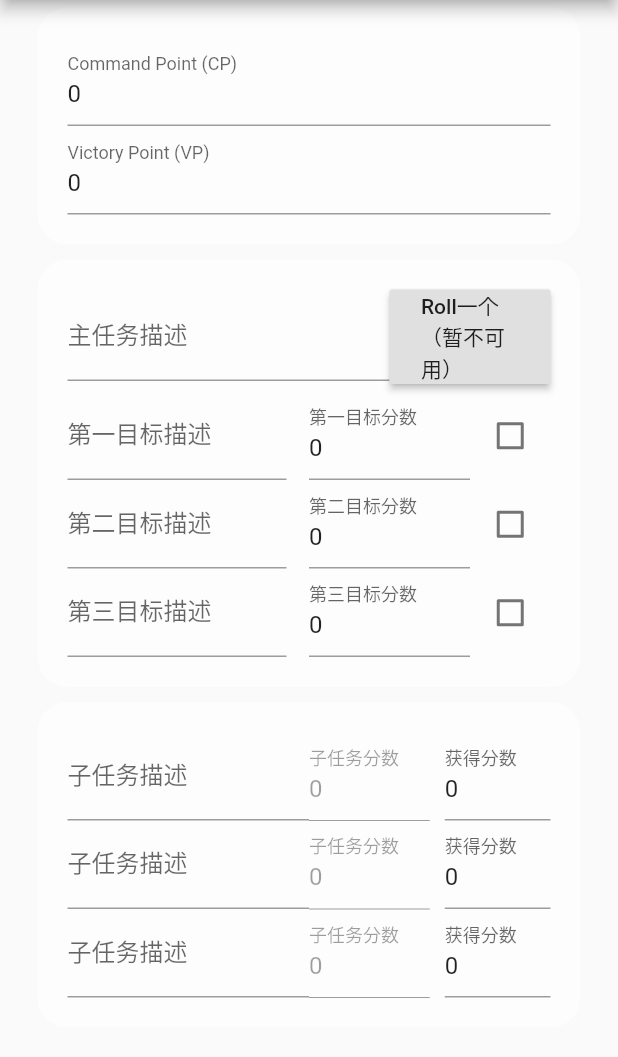
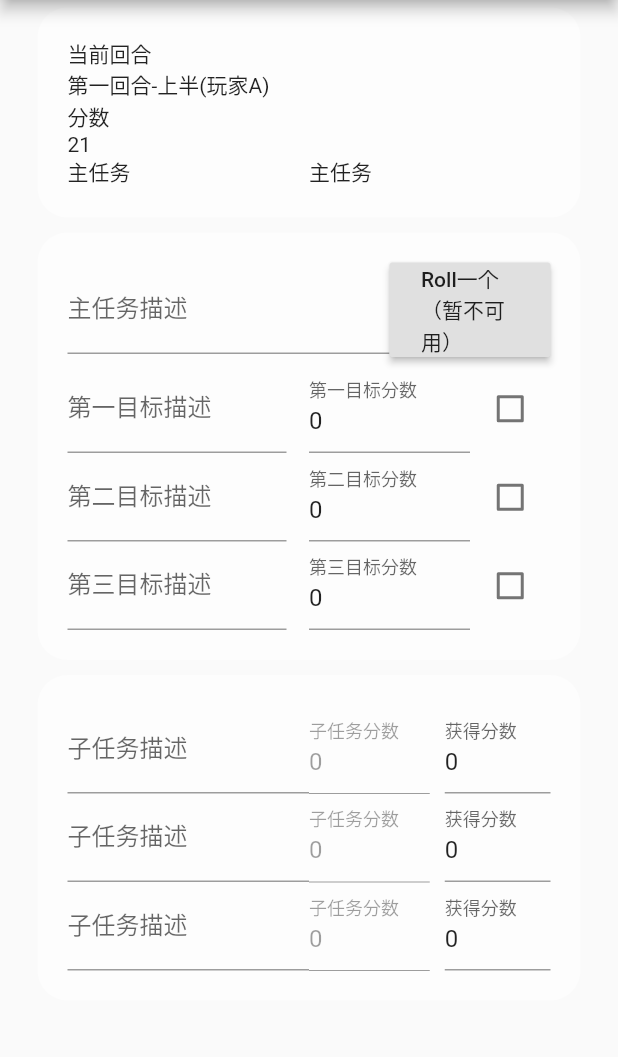
Before and after one commit to code38/scoreboard, a Flutter app: the screen it shows after launch, on a phone screen of 412 x 824 dp, the part 84-1141 px from its top. Run offline on Flutter 3.47's test engine with Material 2 defaults, Android fonts, the phone set to English and light mode, and no system bars.

Commit message:
回合制计分板:回合制计分板面板（未完成）

```diff
--- /dev/null
+++ b/lib/ScoreBoard.dart
@@ -0,0 +1,44 @@
+
+import 'package:flutter/material.dart';
+import 'package:scoreboard/TextFieldManager.dart';
+
+class ScoreBoard extends StatefulWidget{
+  TextFieldManager tfm;
+
+  ScoreBoard(TextFieldManager textFieldManager){
+    this.tfm = textFieldManager;
+  }
+
+  @override
+  State<StatefulWidget> createState() {
+    return _ScoreBoardState();
+  }
+}
+
+class _ScoreBoardState extends State<ScoreBoard>{
+  @override
+  Widget build(BuildContext context) {
+    return new Column(
+      children: [
+        new Row(
+          children: [new Text("当前回合")],
+        ),
+        new Row(
+          children: [new Text("第一回合-上半(玩家A)")],
+        ),
+        new Row(
+          children: [new Text("分数")],
+        ),
+        new Row(
+          children: [new Text("21")],
+        ),
+        new Row(
+          children: [
+            Expanded(child: new Text("主任务")),
+            Expanded(child: new Text("主任务"))
+          ],
+        )
+      ],
+    );
+  }
+}
--- a/lib/SubMission.dart
+++ b/lib/SubMission.dart
@@ -1,4 +1,3 @@
-import 'package:flutter/cupertino.dart';
 import 'package:flutter/material.dart';
 
 import 'TextFieldManager.dart';
--- a/lib/TextFieldManager.dart
+++ b/lib/TextFieldManager.dart
@@ -54,8 +54,9 @@ class TextFieldManager{
   bool if3rdSuccess() => the3rdTargetSuccess;
 
   void nextTurn(){
-    PlayerScore thisPlayer = null;
-    PlayerScore nextPlayer = null;
+    PlayerScore thisPlayer;
+    PlayerScore nextPlayer;
+
     if(turn != 11 && turn != 0){
       if(turn == 1 || turn % 2 == 1){
         thisPlayer = player1;
--- a/lib/main.dart
+++ b/lib/main.dart
@@ -1,4 +1,5 @@
 import 'package:flutter/material.dart';
+import 'package:scoreboard/ScoreBoard.dart';
 import 'package:scoreboard/TextFieldManager.dart';
 import 'MainMission.dart';
 import 'SubMission.dart';
@@ -19,6 +20,7 @@ class TotalState extends State<MyApp> {
   Widget build(BuildContext context) {
     MainMission mainMission = new MainMission(tfm);
     SubMission subMission = new SubMission(tfm);
+    ScoreBoard scoreBoard = new ScoreBoard(tfm);
 
     return new MaterialApp(
       title: '40K Score Board',
@@ -34,7 +36,21 @@ class TotalState extends State<MyApp> {
                   width: 400,
                   child: new ListView(
                     children: [
-                      new Padding(
+                      makeNewBoard(scoreBoard),
+                      makeNewBoard(mainMission),
+                      makeNewBoard(subMission)
+                    ],
+                  ),
+                ),
+              )
+          )
+      ),
+    );
+  }
+}
+
+Padding makeNewBoard(Widget widget){
+  return new Padding(
     padding: EdgeInsets.all(5),
     child: new Container(
       decoration: new BoxDecoration(
@@ -44,64 +60,9 @@ class TotalState extends State<MyApp> {
       child: new Padding(
         padding: EdgeInsets.all(20),
         child: new Column(
-                              children: [
-                                new Row(children: <Widget>[
-                                  Expanded(
-                                      flex: 2,
-                                      child: new TextField(
-                                          keyboardType: TextInputType.number,
-                                          controller: tfm.cpController,
-                                          decoration: InputDecoration(
-                                              labelText: "Command Point (CP)")))
-                                ]),
-                                new Row(children: <Widget>[
-                                  Expanded(
-                                      flex: 2,
-                                      child: new TextField(
-                                          keyboardType: TextInputType.number,
-                                          controller: tfm.vpController,
-                                          decoration: InputDecoration(
-                                              labelText: "Victory Point (VP)")))
-                                ])
-                              ],
+          children: [widget],
         ),
       ),
     ),
-                      ),
-                      new Padding(
-                        padding: EdgeInsets.all(5),
-                        child: new Container(
-                          decoration: new BoxDecoration(
-                              borderRadius:
-                              new BorderRadius.all(new Radius.circular(20.0)),
-                              color: Colors.white54),
-                          child: new Padding(
-                            padding: EdgeInsets.all(20),
-                            child: new Column(
-                              children: [mainMission],
-                            ),
-                          ),
-                        ),
-                      ),
-                      new Padding(
-                        padding: EdgeInsets.all(5),
-                        child: new Container(
-                          decoration: new BoxDecoration(
-                              borderRadius:
-                              new BorderRadius.all(new Radius.circular(20.0)),
-                              color: Colors.white54),
-                          child: new Padding(
-                            padding: EdgeInsets.all(20),
-                            child: new Column(
-                              children: [subMission],
-                            ),
-                          ),
-                        ),
-                      )
-                    ],
-                  ),
-                ),
-              ))),
   );
 }
-}
```
Also changed, not shown: lib/MainMission.dart (+6 -5 lines). Lines whose indentation alone changed are shown as unchanged.
